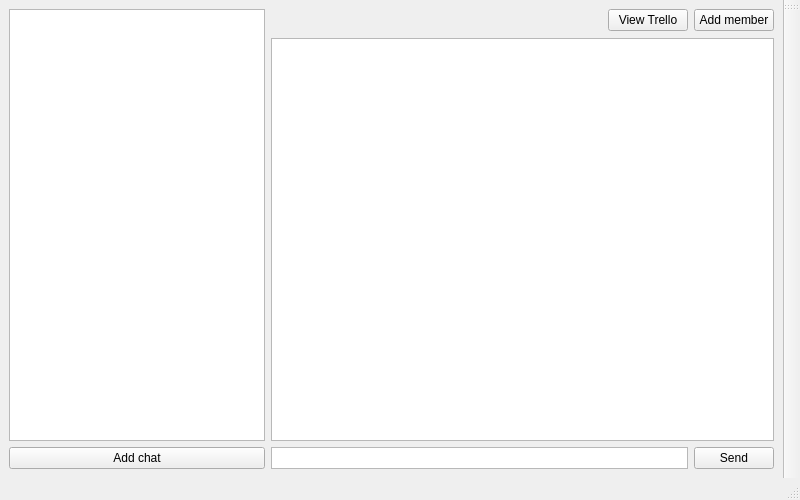
Old version of the form client/mainwindow.ui in the repository khram2003/BPKproject.
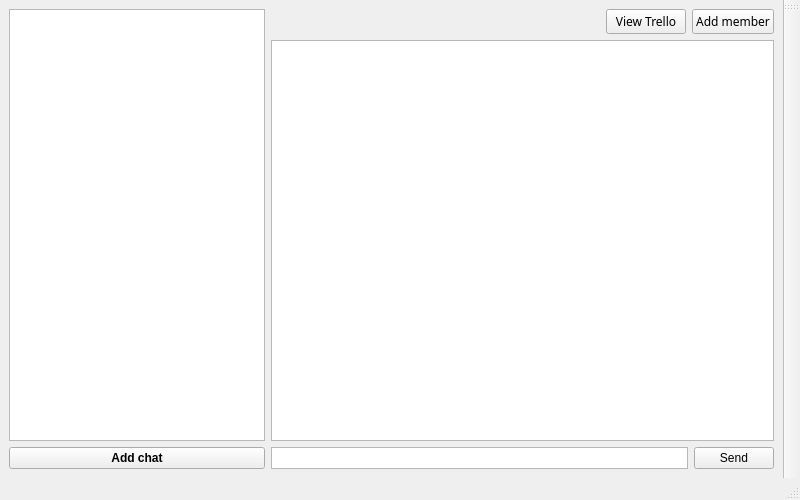
New version of the form.

The edit to the form file:
```diff
--- a/client/mainwindow.ui
+++ b/client/mainwindow.ui
@@ -35,6 +35,12 @@
       </item>
       <item>
        <widget class="QPushButton" name="AddChatButton">
+        <property name="font">
+         <font>
+          <family>Microsoft JhengHei UI</family>
+          <bold>true</bold>
+         </font>
+        </property>
         <property name="text">
          <string>Add chat</string>
         </property>
@@ -72,6 +78,12 @@
             <verstretch>0</verstretch>
            </sizepolicy>
           </property>
+          <property name="font">
+           <font>
+            <family>Microsoft JhengHei</family>
+            <bold>false</bold>
+           </font>
+          </property>
           <property name="text">
            <string>View Trello</string>
           </property>
@@ -85,6 +97,12 @@
             <verstretch>0</verstretch>
            </sizepolicy>
           </property>
+          <property name="font">
+           <font>
+            <family>Microsoft JhengHei</family>
+            <bold>false</bold>
+           </font>
+          </property>
           <property name="text">
            <string>Add member</string>
           </property>
```
